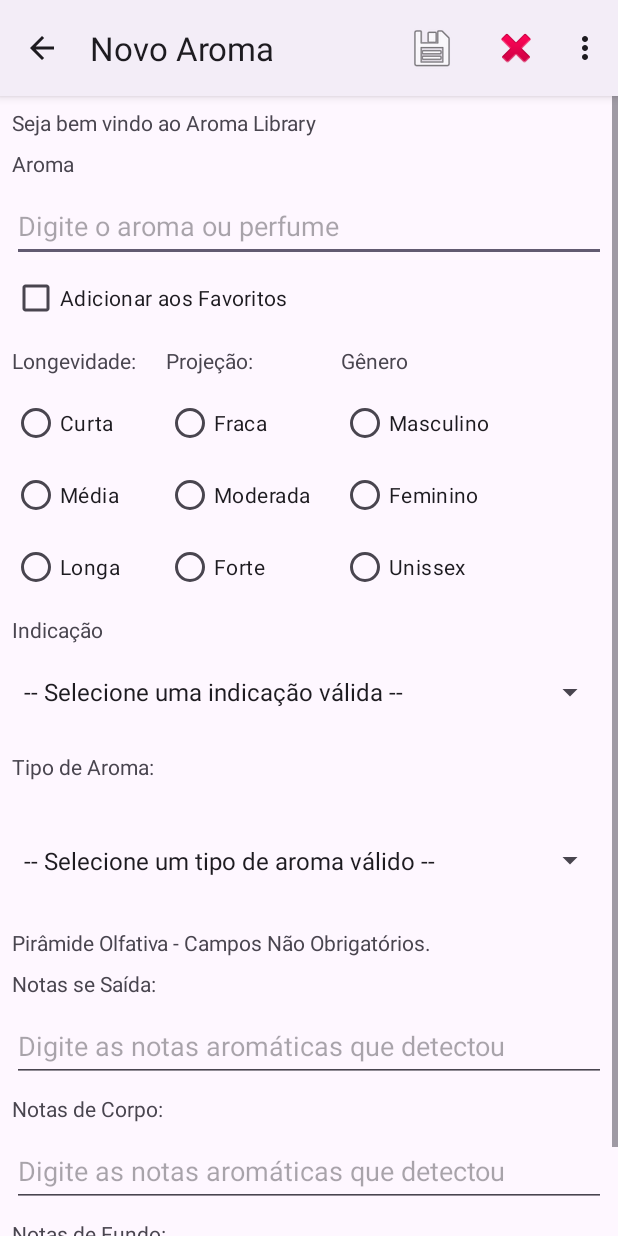
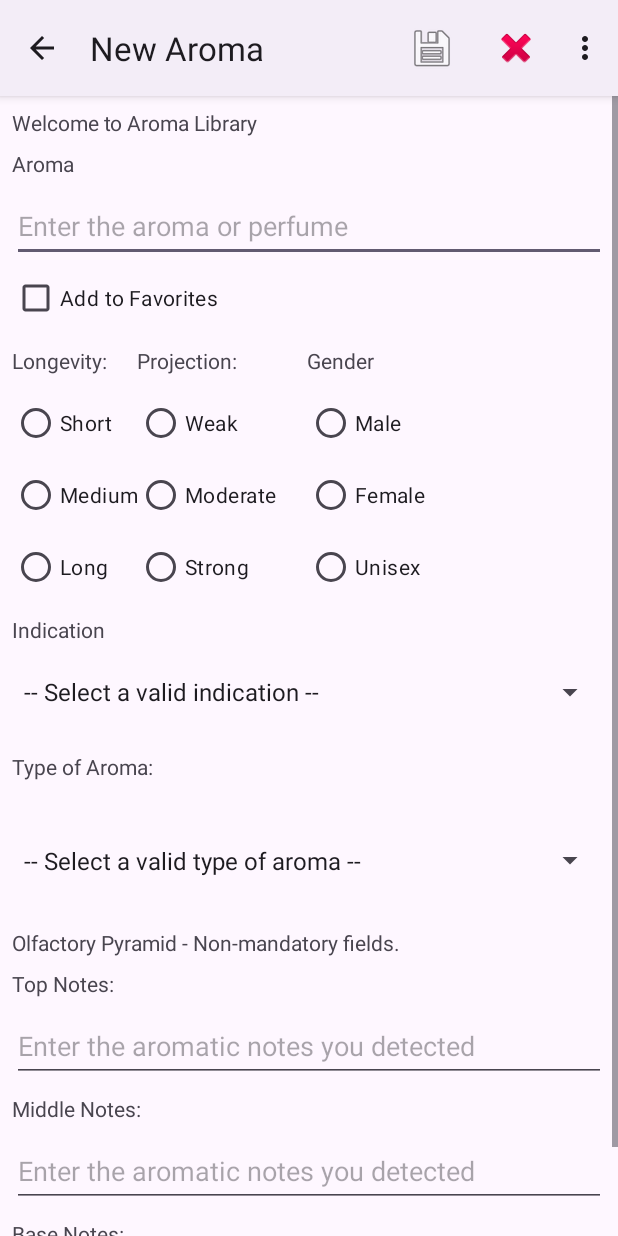
Before and after one commit to Cyber-Barbarian/aroma-library, an Android app: the AromaLibraryActivity screen opened directly, with no data from a screen before it, on a phone screen of 412 x 824 dp. Run offline under Robolectric (Android 15) with nearby library versions, the phone set to English and light mode, and no system bars.

Commit message:
internacionalização

```diff
--- a/app/src/main/res/values/strings.xml
+++ b/app/src/main/res/values/strings.xml
@@ -1,106 +1,104 @@
 <resources>
     <string name="app_name">Aroma Library</string>
-    <string name="contentEditTextAroma">Digite o aroma ou perfume</string>
-    <string name="contentEditTextNotas">Digite as notas aromáticas que detectou</string>
-    <string name="header">Seja bem vindo ao Aroma Library</string>
+    <string name="contentEditTextAroma">Enter the aroma or perfume</string>
+    <string name="contentEditTextNotas">Enter the aromatic notes you detected</string>
+    <string name="header">Welcome to Aroma Library</string>
     <string name="aromaHeader">Aroma</string>
-    <string name="buttonSalvar">Salvar</string>
-    <string name="buttonLimpar">Limpar</string>
-    <string name="as_entradas_foram_apagadas">As entradas foram apagadas!</string>
-    <string name="digite_um_valor_valido">Digite um nome válido para o aroma ou perfume!</string>
-    <string name="aroma_cadastrado">Aroma Cadastrado: </string>
-    <string name="checkboxFavoritos">Adicionar aos Favoritos</string>
-    <string name="tag_favoritos">Tag Favoritos</string>
-    <string name="longevidade">Longevidade: </string>
-    <string name="curta">Curta</string>
-    <string name="media">Média</string>
-    <string name="longa">Longa</string>
-    <string name="faltou_preencher_a_longevidade_do_aroma">Faltou preencher a longevidade do aroma!</string>
-    <string name="projecao">"Projeção: "</string>
-    <string name="fraca">Fraca</string>
-    <string name="moderada">Moderada</string>
-    <string name="forte">Forte</string>
-    <string name="faltou_preencher_a_projecao_do_aroma">Faltou preencher a projeção do aroma!</string>
-    <string name="tipo_de_aroma">Tipo de Aroma: </string>
+    <string name="buttonSalvar">Save</string>
+    <string name="buttonLimpar">Clear</string>
+    <string name="as_entradas_foram_apagadas">Entries have been cleared!</string>
+    <string name="digite_um_valor_valido">Enter a valid name for the aroma or perfume!</string>
+    <string name="aroma_cadastrado">Registered Aroma: </string>
+    <string name="checkboxFavoritos">Add to Favorites</string>
+    <string name="tag_favoritos">Favorites Tag</string>
+    <string name="longevidade">Longevity: </string>
+    <string name="curta">Short</string>
+    <string name="media">Medium</string>
+    <string name="longa">Long</string>
+    <string name="faltou_preencher_a_longevidade_do_aroma">Longevity of the aroma was not filled in!</string>
+    <string name="projecao">Projection: </string>
+    <string name="fraca">Weak</string>
+    <string name="moderada">Moderate</string>
+    <string name="forte">Strong</string>
+    <string name="faltou_preencher_a_projecao_do_aroma">Projection of the aroma was not filled in!</string>
+    <string name="tipo_de_aroma">Type of Aroma: </string>
 
-    <string name="spinner_aroma_hint">-- Selecione um tipo de aroma válido --</string>
-    <string name="amadeirado">1. Amadeirado: Notas de madeira como sândalo, cedro e vetiver.</string>
-    <string name="citrico">2. Cítrico: Notas frescas e vibrantes de frutas cítricas como limão, laranja e bergamota.</string>
-    <string name="floral">3. Floral: Notas de flores como rosa, jasmim, lírio e lavanda.</string>
-    <string name="oriental">4. Oriental: Notas quentes e exóticas como baunilha, âmbar e especiarias.</string>
-    <string name="frutado">5. Frutado: Notas doces e suculentas de frutas como maçã, pêssego e framboesa.</string>
-    <string name="aromatico">6. Aromático: Notas de ervas e especiarias como alecrim, lavanda e manjericão.</string>
-    <string name="aquatico">7. Aquático: Notas frescas e limpas que lembram o mar e a brisa.</string>
-    <string name="chipre">8. Chipre: Notas de musgo de carvalho, patchouli e bergamota.</string>
-    <string name="gourmand">9. Gourmand: Notas doces e comestíveis como chocolate, caramelo e café.</string>
-    <string name="fougere">10. Fougère: Notas de lavanda, musgo de carvalho e cumarina.</string>
-    <string name="especiado">11. Especiado: Notas de canela, cravo e noz-moscada.</string>
-    <string name="herbal">12. Herbal: Notas de hortelã, erva-doce e sálvia.</string>
-    <string name="verde">13. Verde: Notas de folhas verdes, grama cortada e chá verde.</string>
-    <string name="aldeido">14. Aldeído: Notas sintéticas com frescor metálico.</string>
-    <string name="animalistico">15. Animalístico: Notas de almíscar, civeta e castóreo.</string>
-    <string name="balsamico">16. Balsâmico: Notas de bálsamo de tolu, benjoim e mirra.</string>
-    <string name="couro">17. Couro: Notas de couro, tabaco e madeira queimada.</string>
-    <string name="ozonico">18. Ozônico: Notas de ar fresco e eletricidade.</string>
-    <string name="po">19. Pó: Notas de íris, violeta e heliotrópio.</string>
-    <string name="tabaco">20. Tabaco: Notas de folhas de tabaco, mel e especiarias.</string>
-    <string name="ambarado">21. Ambarado: Notas de âmbar, resinas e bálsamos.</string>
-    <string name="metalico">22. Metálico: Notas de metal com frescor cortante.</string>
-    <string name="incenso">23. Incenso: Notas de olíbano, mirra e resinas.</string>
-    <string name="terroso">24. Terroso: Notas de vetiver, patchouli e musgo.</string>
-    <string name="almiscarado">25. Almiscarado: Notas de almíscar, sensuais e quentes.</string>
+    <string name="spinner_aroma_hint">-- Select a valid type of aroma --</string>
+    <string name="amadeirado">1. Woody: Notes of wood like sandalwood, cedar, and vetiver.</string>
+    <string name="citrico">2. Citrus: Fresh and vibrant notes of citrus fruits like lemon, orange, and bergamot.</string>
+    <string name="floral">3. Floral: Notes of flowers like rose, jasmine, lily, and lavender.</string>
+    <string name="oriental">4. Oriental: Warm and exotic notes like vanilla, amber, and spices.</string>
+    <string name="frutado">5. Fruity: Sweet and juicy notes of fruits like apple, peach, and raspberry.</string>
+    <string name="aromatico">6. Aromatic: Notes of herbs and spices like rosemary, lavender, and basil.</string>
+    <string name="aquatico">7. Aquatic: Fresh and clean notes reminiscent of the sea and breeze.</string>
+    <string name="chipre">8. Chypre: Notes of oakmoss, patchouli, and bergamot.</string>
+    <string name="gourmand">9. Gourmand: Sweet and edible notes like chocolate, caramel, and coffee.</string>
+    <string name="fougere">10. Fougère: Notes of lavender, oakmoss, and coumarin.</string>
+    <string name="especiado">11. Spicy: Notes of cinnamon, clove, and nutmeg.</string>
+    <string name="herbal">12. Herbal: Notes of mint, fennel, and sage.</string>
+    <string name="verde">13. Green: Notes of green leaves, freshly cut grass, and green tea.</string>
+    <string name="aldeido">14. Aldehyde: Synthetic notes with metallic freshness.</string>
+    <string name="animalistico">15. Animalistic: Notes of musk, civet, and castoreum.</string>
+    <string name="balsamico">16. Balsamic: Notes of tolu balsam, benzoin, and myrrh.</string>
+    <string name="couro">17. Leather: Notes of leather, tobacco, and burnt wood.</string>
+    <string name="ozonico">18. Ozonic: Notes of fresh air and electricity.</string>
+    <string name="po">19. Powdery: Notes of iris, violet, and heliotrope.</string>
+    <string name="tabaco">20. Tobacco: Notes of tobacco leaves, honey, and spices.</string>
+    <string name="ambarado">21. Amber: Notes of amber, resins, and balsams.</string>
+    <string name="metalico">22. Metallic: Notes of metal with sharp freshness.</string>
+    <string name="incenso">23. Incense: Notes of frankincense, myrrh, and resins.</string>
+    <string name="terroso">24. Earthy: Notes of vetiver, patchouli, and moss.</string>
+    <string name="almiscarado">25. Musky: Notes of musk, sensual and warm.</string>
 
-    <string name="faltou_selecionar_o_tipo_de_aroma">Faltou selecionar o tipo de aroma!</string>
-    <string name="textViewGenero">Gênero</string>
-    <string name="radioButtonMasculino">Masculino</string>
-    <string name="radioButtonFeminino">Feminino</string>
-    <string name="radioButtonUnissex">Unissex</string>
-    <string name="textViewIndicacao">Indicação</string>
+    <string name="faltou_selecionar_o_tipo_de_aroma">Type of aroma was not selected!</string>
+    <string name="textViewGenero">Gender</string>
+    <string name="radioButtonMasculino">Male</string>
+    <string name="radioButtonFeminino">Female</string>
+    <string name="radioButtonUnissex">Unisex</string>
+    <string name="textViewIndicacao">Indication</string>
 
-
-    <string name="spinner_indicacao_hint">-- Selecione uma indicação válida --</string>
-    <string name="diurno_geral">Uso diurno: geral.</string>
-    <string name="diurno_formal">Uso diurno: ambiente formal.</string>
-    <string name="diurno_ar_livre">Uso diurno: ar livre.</string>
-    <string name="diurno_informal">Uso diurno: eventos informais.</string>
-    <string name="noturno_geral">Uso noturno: geral.</string>
-    <string name="noturno_formal">Uso noturno: ambiente formal.</string>
-    <string name="noturno_ar_livre">Uso noturno: ar livre.</string>
-    <string name="noturno_informal">Uso noturno: eventos informais.</string>
-    <string name="nourno_e_diurno_geral">Uso nourno e diurno: geral.</string>
-    <string name="nourno_e_diurno_formal">Uso nourno e diurno: ambiente formal.</string>
-    <string name="nourno_e_diurno_ar_livre">Uso nourno e diurno: ar livre.</string>
-    <string name="nourno_e_diurno_informal">Uso nourno e diurno: eventos informais.</string>
-    <string name="textViewPiramideOlfativa">Pirâmide Olfativa - Campos Não Obrigatórios.</string>
-    <string name="textViewNotasDeSaida">Notas se Saída: </string>
-    <string name="textViewNotasDeCorpo">Notas de Corpo: </string>
-    <string name="textViewNotasDeFundo">Notas de Fundo: </string>
-    <string name="faltou_preencher_o_genero_do_aroma">Faltou preencher o gênero do aroma!</string>
-    <string name="faltou_selecionar_a_indicacao_do_aroma">Faltou selecionar a indicação do aroma!</string>
-    <string name="indicacao_do_aroma">Indicação do aroma: </string>
-    <string name="nome_do_aroma">Nome do Aroma: </string>
-    <string name="favorito">Favorito: </string>
-    <string name="perfume_favorito">&#128153; Aroma entre os favoritos! &#128153;</string>
+    <string name="spinner_indicacao_hint">-- Select a valid indication --</string>
+    <string name="diurno_geral">Daytime use: general.</string>
+    <string name="diurno_formal">Daytime use: formal environment.</string>
+    <string name="diurno_ar_livre">Daytime use: outdoors.</string>
+    <string name="diurno_informal">Daytime use: informal events.</string>
+    <string name="noturno_geral">Nighttime use: general.</string>
+    <string name="noturno_formal">Nighttime use: formal environment.</string>
+    <string name="noturno_ar_livre">Nighttime use: outdoors.</string>
+    <string name="noturno_informal">Nighttime use: informal events.</string>
+    <string name="nourno_e_diurno_geral">Day and night use: general.</string>
+    <string name="nourno_e_diurno_formal">Day and night use: formal environment.</string>
+    <string name="nourno_e_diurno_ar_livre">Day and night use: outdoors.</string>
+    <string name="nourno_e_diurno_informal">Day and night use: informal events.</string>
+    <string name="textViewPiramideOlfativa">Olfactory Pyramid - Non-mandatory fields.</string>
+    <string name="textViewNotasDeSaida">Top Notes: </string>
+    <string name="textViewNotasDeCorpo">Middle Notes: </string>
+    <string name="textViewNotasDeFundo">Base Notes: </string>
+    <string name="faltou_preencher_o_genero_do_aroma">Gender of the aroma was not filled in!</string>
+    <string name="faltou_selecionar_a_indicacao_do_aroma">Indication of the aroma was not selected!</string>
+    <string name="indicacao_do_aroma">Indication of the aroma: </string>
+    <string name="nome_do_aroma">Name of the Aroma: </string>
+    <string name="favorito">Favorite: </string>
+    <string name="perfume_favorito">&#128153; Aroma among the favorites! &#128153;</string>
     <string name="empty_message"></string>
-    <string name="foi_selecionado">"Foi selecionado!"</string>
+    <string name="foi_selecionado">"Selected!"</string>
     <string name="separator">-------- AROMA --------</string>
-    <string name="logo_da_utfpr">Logo da UTFPR</string>
-    <string name="descricao_aplicativo">Descrição: Aplicativo para catálogo de perfumes e aromas.</string>
-    <string name="autoria_aplicativo">Autoria: Rafael Rocha da Silva Proença.</string>
-    <string name="instituica_de_ensino">Instituição de Ensino: UTFPR - Universidade Tecnológica Federal do Paraná.</string>
-    <string name="curso_aluno">Curso: Pós graduação em desenvolvimento Java.</string>
-    <string name="disciplina_aluno">Disciplina: Desenvolvimento Java Para Dispositivos Móveis 2025.</string>
-    <string name="email_aluno">E-mail: rafaelproenca@alunos.utfpr.edu.br</string>
-    <string name="sobre">Sobre</string>
-    <string name="cadastro_de_aromas">Cadastro de Aromas</string>
-    <string name="adicionar">Adcionar</string>
-    <string name="novo_aroma">Novo Aroma</string>
-    <string name="editar">Editar</string>
-    <string name="excluir">Excluir</string>
-    <string name="editar_aroma">Editar aroma</string>
-    <string name="sugerir_tipo">Sugerir Tipo</string>
-    <string name="ordenacao">Ordenação</string>
-    <string name="restaurar_padroes">Restaurar Padrões</string>
-    <string name="configuracoes_retornaram_ao_padrao_de_fabrica">Configurações retornaram ao padrão de fábrica!</string>
-
+    <string name="logo_da_utfpr">UTFPR Logo</string>
+    <string name="descricao_aplicativo">Description: Application for cataloging perfumes and aromas.</string>
+    <string name="autoria_aplicativo">Authorship: Rafael Rocha da Silva Proença.</string>
+    <string name="instituica_de_ensino">Educational Institution: UTFPR - Universidade Tecnológica Federal do Paraná.</string>
+    <string name="curso_aluno">Course: Postgraduate in Java development.</string>
+    <string name="disciplina_aluno">Subject: Java Development for Mobile Devices 2025.</string>
+    <string name="email_aluno">Email: rafaelproenca@alunos.utfpr.edu.br</string>
+    <string name="sobre">About</string>
+    <string name="cadastro_de_aromas">Aroma Registration</string>
+    <string name="adicionar">Add</string>
+    <string name="novo_aroma">New Aroma</string>
+    <string name="editar">Edit</string>
+    <string name="excluir">Delete</string>
+    <string name="editar_aroma">Edit aroma</string>
+    <string name="sugerir_tipo">Suggest Type</string>
+    <string name="ordenacao">Sorting</string>
+    <string name="restaurar_padroes">Restore Defaults</string>
+    <string name="configuracoes_retornaram_ao_padrao_de_fabrica">Settings have been restored to factory defaults!</string>
 </resources>
```
Also changed, not shown: app/src/main/java/br/edu/utfpr/rafaelproenca/aroma_library/AromaLibraryActivity.java (+45 -19 lines), app/src/main/java/br/edu/utfpr/rafaelproenca/aroma_library/AromasActivity.java (+39 -5 lines), 1 other file.
